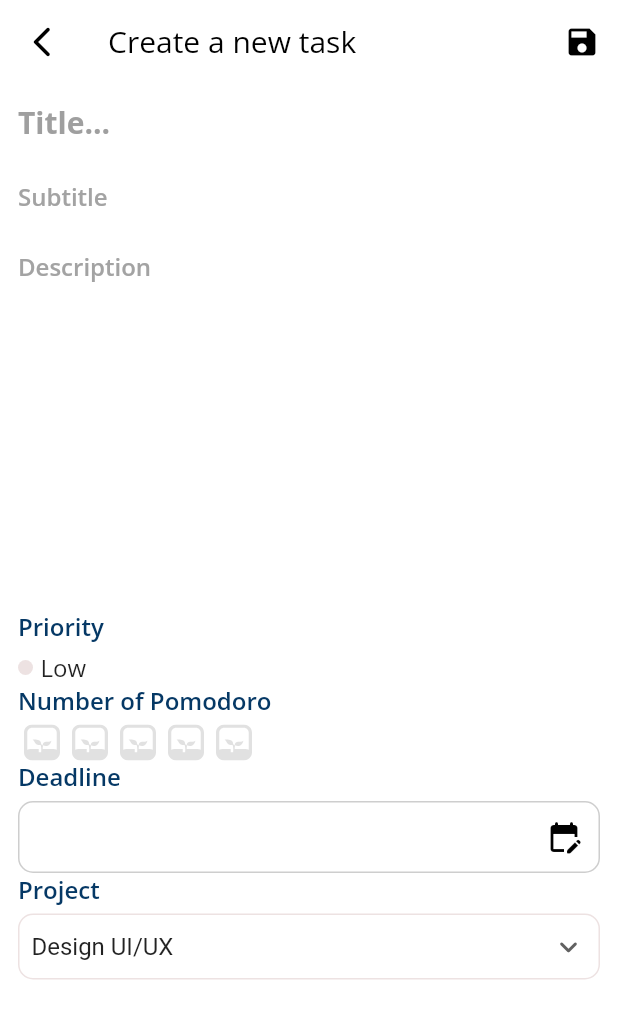
After one commit to VuNA2k2/To-Do-List, a Flutter app: the CreateTaskScreen screen opened by its route, on a phone screen of 412 x 824 dp. The commit adds this screen. Shown: the top 1019 px of the screen. Run offline on Flutter 3.47's test engine with Material 2 defaults, Android fonts, the phone set to English and light mode, and no system bars; drawn by our look-alikes of flutter_rating_bar; our stand-ins replace auto_route, bloc, dotted_border, flutter_bloc, flutter_expandable_fab, flutter_svg and 4 more; missing offline and left inert: responsive_notebook_background; accounts and stored records are empty.

Commit message:
[EDIT] create screen

```diff
--- a/lib/languages/locale/base.dart
+++ b/lib/languages/locale/base.dart
@@ -48,4 +48,18 @@ abstract class BaseLanguage {
   String get deadlineLabel;
 
   String get projectLabel;
+
+  String get createNewNoteTitle;
+
+  String get hintTextTitle;
+
+  String get hintTextSubtitle;
+
+  String get hintTextDescription;
+
+  String get createNewTaskTitle;
+
+  String get priorityLabel;
+
+  String get createNewProjectTitle;
 }
--- a/lib/languages/locale/en.dart
+++ b/lib/languages/locale/en.dart
@@ -109,5 +109,26 @@ class LanguageEn extends BaseLanguage {
   @override
   String get projectLabel => 'Project';
 
+  @override
+  String get createNewNoteTitle => 'Create a new note';
+
+  @override
+  String get hintTextTitle => 'Title...';
+
+  @override
+  String get hintTextSubtitle => 'Subtitle';
+
+  @override
+  String get hintTextDescription => 'Description';
+
+  @override
+  String get createNewTaskTitle => 'Create a new task';
+
+  @override
+  String get priorityLabel => 'Priority';
+
+  @override
+  String get createNewProjectTitle => 'Create a new project';
+
 
 }
--- a/lib/utils/color_utils.dart
+++ b/lib/utils/color_utils.dart
@@ -40,4 +40,8 @@ class ColorUtils {
   static const Color greyEA = Color(0xffEAEAEA);
 
   static const Color grey75 = Color(0xff757575);
+
+  static const Color grey9F = Color(0xff9F9F9F);
+
+  static const Color greyA3 = Color(0xffA3A3A3);
 }
--- a/lib/utils/icon_utils.dart
+++ b/lib/utils/icon_utils.dart
@@ -2,4 +2,6 @@ class IconUtils {
   static const String icPomodoroSmall = 'assets/icons/ic_pomodoro_small.svg';
 
   static String icForestLagre = 'assets/icons/ic_forest_large.svg';
+
+  static String icPomodoroSmallOff = 'assets/icons/ic_pomodoro_small_off.svg';
 }
--- a/lib/utils/text_style_utils.dart
+++ b/lib/utils/text_style_utils.dart
@@ -3,82 +3,124 @@ import 'package:todo_list/utils/color_utils.dart';
 import 'package:todo_list/utils/font_utils.dart';
 
 class TextStyleUtils {
-  static const TextStyle textStyleOpenSans = TextStyle(
-    fontFamily: FontUtils.openSans
-  );
-  static TextStyle textStyleOpenSansW300 = textStyleOpenSans.copyWith(fontWeight: FontWeight.w300);
+  static const TextStyle textStyleOpenSans =
+      TextStyle(fontFamily: FontUtils.openSans);
+  static TextStyle textStyleOpenSansW300 =
+      textStyleOpenSans.copyWith(fontWeight: FontWeight.w300);
 
-  static TextStyle textStyleOpenSansW400 = textStyleOpenSans.copyWith(fontWeight: FontWeight.w400);
+  static TextStyle textStyleOpenSansW400 =
+      textStyleOpenSans.copyWith(fontWeight: FontWeight.w400);
 
-  static TextStyle textStyleOpenSansW500 = textStyleOpenSans.copyWith(fontWeight: FontWeight.w500);
+  static TextStyle textStyleOpenSansW500 =
+      textStyleOpenSans.copyWith(fontWeight: FontWeight.w500);
 
-  static TextStyle textStyleOpenSansW600 = textStyleOpenSans.copyWith(fontWeight: FontWeight.w600);
+  static TextStyle textStyleOpenSansW600 =
+      textStyleOpenSans.copyWith(fontWeight: FontWeight.w600);
 
-  static TextStyle textStyleOpenSansW700 = textStyleOpenSans.copyWith(fontWeight: FontWeight.w700);
+  static TextStyle textStyleOpenSansW700 =
+      textStyleOpenSans.copyWith(fontWeight: FontWeight.w700);
 
-  static TextStyle textStyleOpenSansW800 = textStyleOpenSans.copyWith(fontWeight: FontWeight.w800);
+  static TextStyle textStyleOpenSansW800 =
+      textStyleOpenSans.copyWith(fontWeight: FontWeight.w800);
 
-  static TextStyle textStyleOpenSans12W300 = textStyleOpenSansW300.copyWith(fontSize: 12);
+  static TextStyle textStyleOpenSans12W300 =
+      textStyleOpenSansW300.copyWith(fontSize: 12);
 
-  static TextStyle textStyleOpenSans14W300 = textStyleOpenSansW300.copyWith(fontSize: 14);
+  static TextStyle textStyleOpenSans14W300 =
+      textStyleOpenSansW300.copyWith(fontSize: 14);
 
-  static TextStyle textStyleOpenSans16W300 = textStyleOpenSansW300.copyWith(fontSize: 16);
+  static TextStyle textStyleOpenSans16W300 =
+      textStyleOpenSansW300.copyWith(fontSize: 16);
 
-  static TextStyle textStyleOpenSans12W400 = textStyleOpenSansW400.copyWith(fontSize: 12);
+  static TextStyle textStyleOpenSans12W400 =
+      textStyleOpenSansW400.copyWith(fontSize: 12);
 
-  static TextStyle textStyleOpenSans13W400 = textStyleOpenSansW400.copyWith(fontSize: 13);
+  static TextStyle textStyleOpenSans13W400 =
+      textStyleOpenSansW400.copyWith(fontSize: 13);
 
-  static TextStyle textStyleOpenSans14W400 = textStyleOpenSansW400.copyWith(fontSize: 14);
+  static TextStyle textStyleOpenSans14W400 =
+      textStyleOpenSansW400.copyWith(fontSize: 14);
 
-  static TextStyle textStyleOpenSans16W400 = textStyleOpenSansW400.copyWith(fontSize: 16);
+  static TextStyle textStyleOpenSans16W400 =
+      textStyleOpenSansW400.copyWith(fontSize: 16);
 
-  static TextStyle textStyleOpenSans20W400 = textStyleOpenSansW400.copyWith(fontSize: 20);
+  static TextStyle textStyleOpenSans20W400 =
+      textStyleOpenSansW400.copyWith(fontSize: 20);
 
-  static TextStyle textStyleOpenSans22W400 = textStyleOpenSansW400.copyWith(fontSize: 22);
+  static TextStyle textStyleOpenSans22W400 =
+      textStyleOpenSansW400.copyWith(fontSize: 22);
 
-  static TextStyle textStyleOpenSans14W500 = textStyleOpenSansW500.copyWith(fontSize: 14);
+  static TextStyle textStyleOpenSans14W500 =
+      textStyleOpenSansW500.copyWith(fontSize: 14);
 
-  static TextStyle textStyleOpenSans15W500 = textStyleOpenSansW500.copyWith(fontSize: 15);
+  static TextStyle textStyleOpenSans15W500 =
+      textStyleOpenSansW500.copyWith(fontSize: 15);
 
-  static TextStyle textStyleOpenSans12W600 = textStyleOpenSansW600.copyWith(fontSize: 12);
+  static TextStyle textStyleOpenSans12W600 =
+      textStyleOpenSansW600.copyWith(fontSize: 12);
 
-  static TextStyle textStyleOpenSans16W600 = textStyleOpenSansW600.copyWith(fontSize: 16);
+  static TextStyle textStyleOpenSans16W600 =
+      textStyleOpenSansW600.copyWith(fontSize: 16);
 
-  static TextStyle textStyleOpenSans18W700 = textStyleOpenSansW700.copyWith(fontSize: 18);
+  static TextStyle textStyleOpenSans18W700 =
+      textStyleOpenSansW700.copyWith(fontSize: 18);
 
-  static TextStyle textStyleOpenSans24W700 = textStyleOpenSansW700.copyWith(fontSize: 24);
+  static TextStyle textStyleOpenSans24W700 =
+      textStyleOpenSansW700.copyWith(fontSize: 24);
 
-  static TextStyle textStyleOpenSans20W800 = textStyleOpenSansW800.copyWith(fontSize: 20);
+  static TextStyle textStyleOpenSans20W800 =
+      textStyleOpenSansW800.copyWith(fontSize: 20);
 
-  static TextStyle textStyleOpenSans24W800 = textStyleOpenSansW800.copyWith(fontSize: 24);
+  static TextStyle textStyleOpenSans24W800 =
+      textStyleOpenSansW800.copyWith(fontSize: 24);
 
-  static TextStyle textStyleOpenSans12W300Grey81 = textStyleOpenSans12W300.copyWith(color: ColorUtils.grey81);
+  static TextStyle textStyleOpenSans12W300Grey81 =
+      textStyleOpenSans12W300.copyWith(color: ColorUtils.grey81);
 
-  static TextStyle textStyleOpenSans16W300Grey9B = textStyleOpenSans16W300.copyWith(color: ColorUtils.grey9B);
+  static TextStyle textStyleOpenSans16W300Grey9B =
+      textStyleOpenSans16W300.copyWith(color: ColorUtils.grey9B);
 
-  static TextStyle textStyleOpenSans16W300Black = textStyleOpenSans16W300.copyWith(color: ColorUtils.black);
+  static TextStyle textStyleOpenSans16W300Black =
+      textStyleOpenSans16W300.copyWith(color: ColorUtils.black);
 
-  static TextStyle textStyleOpenSans16W300Primary = textStyleOpenSans16W300.copyWith(color: ColorUtils.primaryColor);
+  static TextStyle textStyleOpenSans16W300Primary =
+      textStyleOpenSans16W300.copyWith(color: ColorUtils.primaryColor);
 
-  static TextStyle textStyleOpenSans13W400Grey81 = textStyleOpenSans13W400.copyWith(color: ColorUtils.grey81);
+  static TextStyle textStyleOpenSans13W400Grey81 =
+      textStyleOpenSans13W400.copyWith(color: ColorUtils.grey81);
 
-  static TextStyle textStyleOpenSans14W400BlackO62 = textStyleOpenSans14W400.copyWith(color: ColorUtils.black.withOpacity(0.62));
+  static TextStyle textStyleOpenSans14W400BlackO62 = textStyleOpenSans14W400
+      .copyWith(color: ColorUtils.black.withOpacity(0.62));
 
-  static TextStyle textStyleOpenSans16W400BlackO62 = textStyleOpenSans16W400.copyWith(color: ColorUtils.black.withOpacity(0.62));
+  static TextStyle textStyleOpenSans16W400BlackO62 = textStyleOpenSans16W400
+      .copyWith(color: ColorUtils.black.withOpacity(0.62));
 
-  static TextStyle textStyleOpenSans20W400Black = textStyleOpenSans20W400.copyWith(color: ColorUtils.black);
+  static TextStyle textStyleOpenSans20W400Black =
+      textStyleOpenSans20W400.copyWith(color: ColorUtils.black);
 
-  static TextStyle textStyleOpenSans22W400Black = textStyleOpenSans22W400.copyWith(color: ColorUtils.black);
+  static TextStyle textStyleOpenSans22W400Black =
+      textStyleOpenSans22W400.copyWith(color: ColorUtils.black);
 
-  static TextStyle textStyleOpenSans16W600Blue05 = textStyleOpenSans16W600.copyWith(color: ColorUtils.blue05);
+  static TextStyle textStyleOpenSans16W600Blue05 =
+      textStyleOpenSans16W600.copyWith(color: ColorUtils.blue05);
 
-  static TextStyle textStyleOpenSans16W600White = textStyleOpenSans16W600.copyWith(color: ColorUtils.white);
+  static TextStyle textStyleOpenSans16W600White =
+      textStyleOpenSans16W600.copyWith(color: ColorUtils.white);
 
-  static TextStyle textStyleOpenSans24W700White = textStyleOpenSans24W700.copyWith(color: ColorUtils.white);
+  static TextStyle textStyleOpenSans20W700 =
+      textStyleOpenSansW700.copyWith(fontSize: 20);
 
-  static TextStyle textStyleOpenSans16W400Grey78 = textStyleOpenSans16W400.copyWith(color: ColorUtils.grey78);
+  static TextStyle textStyleOpenSans24W700White =
+      textStyleOpenSans24W700.copyWith(color: ColorUtils.white);
 
-  static TextStyle textStyleOpenSans14W300Grey75 = textStyleOpenSans14W300.copyWith(color: ColorUtils.grey75);
+  static TextStyle textStyleOpenSans16W400Grey78 =
+      textStyleOpenSans16W400.copyWith(color: ColorUtils.grey78);
 
+  static TextStyle textStyleOpenSans14W300Grey75 =
+      textStyleOpenSans14W300.copyWith(color: ColorUtils.grey75);
 
+  static TextStyle textStyleOpenSans20W700Grey9F =
+      textStyleOpenSans20W700.copyWith(color: ColorUtils.grey9F);
+
+  static var textStyleOpenSans16W600GreyA3 = textStyleOpenSans16W600.copyWith(color: ColorUtils.greyA3);
 }
--- a/lib/views/project/project_detail/project_detail_screen.dart
+++ b/lib/views/project/project_detail/project_detail_screen.dart
@@ -63,7 +63,7 @@ class ProjectDetailScreen extends StatelessWidget {
               // TODO: add task to project
             },
             icon: const Icon(
-              Icons.add,
+              Icons.save,
               color: ColorUtils.black,
             )),
       ],
--- /dev/null
+++ b/lib/views/task/create_task/create_task_screen.dart
@@ -0,0 +1,175 @@
+import 'package:auto_route/auto_route.dart';
+import 'package:flutter/material.dart';
+import 'package:flutter_rating_bar/flutter_rating_bar.dart';
+import 'package:flutter_svg/flutter_svg.dart';
+import 'package:todo_list/languages/language.dart';
+import 'package:todo_list/utils/color_utils.dart';
+import 'package:todo_list/utils/icon_utils.dart';
+import 'package:todo_list/utils/text_style_utils.dart';
+import 'package:todo_list/views/widgets/form_create_common.dart';
+import 'package:todo_list/views/widgets/text_field_common.dart';
+
+class CreateTaskScreen extends StatelessWidget {
+  const CreateTaskScreen({Key? key}) : super(key: key);
+
+  @override
+  Widget build(BuildContext context) {
+    return Scaffold(
+      appBar: _appBar(context),
+      body: _body(context),
+      backgroundColor: ColorUtils.bgColor,
+    );
+  }
+
+  PreferredSizeWidget _appBar(BuildContext context) {
+    return AppBar(
+      leading: InkWell(
+        onTap: () {
+          context.router.navigateBack();
+        },
+        child: const Icon(
+          Icons.arrow_back_ios_new_rounded,
+          color: ColorUtils.black,
+        ),
+      ),
+      title: Text(
+        L.current.createNewTaskTitle,
+        style: TextStyleUtils.textStyleOpenSans20W400Black,
+      ),
+      backgroundColor: ColorUtils.bgColor,
+      elevation: 0,
+      actions: [
+        IconButton(
+            onPressed: () {
+              // TODO: add task to project
+            },
+            icon: const Icon(
+              Icons.save,
+              color: ColorUtils.black,
+            )),
+      ],
+    );
+  }
+
+  Widget _body(BuildContext context) {
+    return GestureDetector(
+      child: SafeArea(
+        child: SingleChildScrollView(
+          child: Padding(
+            padding: const EdgeInsets.symmetric(horizontal: 12.0),
+            child: Column(
+              crossAxisAlignment: CrossAxisAlignment.start,
+              mainAxisAlignment: MainAxisAlignment.spaceBetween,
+              children: [
+                FormCreateCommon(),
+                Padding(
+                  padding: const EdgeInsets.symmetric(vertical: 8.0),
+                  child: Column(
+                    crossAxisAlignment: CrossAxisAlignment.start,
+                    children: [
+                      _fieldTaskCommon(
+                        L.current.priorityLabel,
+                        Row(
+                          children: [
+                            ClipRRect(
+                              borderRadius: BorderRadius.circular(10),
+                              child: Container(
+                                width: 10,
+                                height: 10,
+                                color: ColorUtils.greyED,
+                              ),
+                            ),
+                            const SizedBox(
+                              width: 5,
+                            ),
+                            Text(
+                              'Low',
+                              style: TextStyleUtils.textStyleOpenSans16W400,
+                            )
+                          ],
+                        ),
+                      ),
+                      _fieldTaskCommon(
+                        L.current.numberOfPomodoroLabel,
+                        RatingBar(
+                          initialRating: 0,
+                          direction: Axis.horizontal,
+                          itemCount: 5,
+                          ratingWidget: RatingWidget(
+                            full: SvgPicture.asset(IconUtils.icPomodoroSmall),
+                            empty: SvgPicture.asset(IconUtils.icPomodoroSmallOff),
+                            half: SvgPicture.asset(IconUtils.icPomodoroSmallOff),
+                          ),
+                          itemPadding: const EdgeInsets.symmetric(horizontal: 4.0),
+                          itemSize: 24,
+                          onRatingUpdate: (rating) {
+                            print(rating);
+                          },
+                          glow: false,
+                        ),
+                      ),
+                      _fieldTaskCommon(
+                        L.current.deadlineLabel,
+                        TextFieldCommon(
+                          contentPadding: const EdgeInsets.symmetric(horizontal: 8),
+                          suffixIcon: const Icon(Icons.edit_calendar_rounded, color: ColorUtils.black,),
+                          readOnly: true,
+                          onTap: () {
+
+                          },
+                        ),
+                      ),
+                      _fieldTaskCommon(
+                        L.current.projectLabel,
+                        Container(
+                          decoration: BoxDecoration(
+                            border: Border.all(color: ColorUtils.greyED),
+                            borderRadius: BorderRadius.circular(10),
+                          ),
+                          padding: EdgeInsets.all(8),
+
+                          width: double.infinity,
+                          height: 44,
+                          child: DropdownButton(
+                            value: 'Design UI/UX',
+                            items: [
+                              DropdownMenuItem(
+                                child: Text('Design UI/UX'),
+                                value: 'Design UI/UX',
+                              ),
+                            ],
+                            onChanged: (value) {},
+                            icon: Icon(Icons.expand_more_rounded),
+                            borderRadius: BorderRadius.circular(5),
+                            underline: const SizedBox(),
+                            isExpanded: true,
+                          ),
+                        ),
+                      ),
+                    ],
+                  ),
+                ),
+              ],
+            ),
+          ),
+        ),
+      ),
+    );
+  }
+
+  Widget _fieldTaskCommon(String label, Widget content) {
+    return Column(
+      crossAxisAlignment: CrossAxisAlignment.start,
+      children: [
+        Text(
+          label,
+          style: TextStyleUtils.textStyleOpenSans16W600Blue05,
+        ),
+        const SizedBox(
+          height: 5,
+        ),
+        content,
+      ],
+    );
+  }
+}
--- a/lib/views/task/task_detail/task_detail_screen.dart
+++ b/lib/views/task/task_detail/task_detail_screen.dart
@@ -163,7 +163,7 @@ class TaskDetailScreen extends StatelessWidget {
 
   Widget _priority(BuildContext context) {
     return _contentItem(
-      L.current.deadlineLabel,
+      L.current.priorityLabel,
       Row(
         children: [
           ClipRRect(
--- /dev/null
+++ b/lib/views/widgets/form_create_common.dart
@@ -0,0 +1,45 @@
+import 'package:flutter/material.dart';
+import 'package:todo_list/languages/language.dart';
+import 'package:todo_list/utils/text_style_utils.dart';
+
+class FormCreateCommon extends StatelessWidget {
+  const FormCreateCommon({Key? key}) : super(key: key);
+
+  @override
+  Widget build(BuildContext context) {
+    return Column(
+      crossAxisAlignment: CrossAxisAlignment.start,
+      mainAxisSize: MainAxisSize.min,
+      children: [
+        Flexible(child: TextField(
+          decoration: InputDecoration(
+            hintText: L.current.hintTextTitle,
+            hintStyle: TextStyleUtils.textStyleOpenSans20W700Grey9F,
+            border: InputBorder.none,
+          ),
+          style: TextStyleUtils.textStyleOpenSans20W700,
+          maxLines: 1,
+        ),),
+        Flexible(child: TextField(
+          decoration: InputDecoration(
+              hintText: L.current.hintTextSubtitle,
+            hintStyle: TextStyleUtils.textStyleOpenSans16W600GreyA3,
+            border: InputBorder.none,
+          ),
+          maxLines: 1,
+          style: TextStyleUtils.textStyleOpenSans16W600,
+        ),),
+        Flexible(child: TextField(
+          decoration: InputDecoration(
+              hintText: L.current.hintTextDescription,
+            hintStyle: TextStyleUtils.textStyleOpenSans16W600GreyA3,
+            border: InputBorder.none,
+          ),
+          textInputAction: TextInputAction.newline,
+          style: TextStyleUtils.textStyleOpenSans16W600,
+          maxLines: 10,
+        ),),
+      ],
+    );
+  }
+}
--- a/lib/views/widgets/text_field_common.dart
+++ b/lib/views/widgets/text_field_common.dart
@@ -23,6 +23,8 @@ class TextFieldCommon extends TextField {
     InputBorder? enabledBorder,
     InputBorder? disabledBorder,
     Color? fillColor,
+    super.readOnly,
+    super.onTap,
   }) : super(
           decoration: InputDecoration(
             border: border ?? OutlineInputBorder(borderRadius: BorderRadius.circular(10), borderSide: const BorderSide(color: ColorUtils.greyCE)),
--- a/pubspec.yaml
+++ b/pubspec.yaml
@@ -44,6 +44,7 @@ dependencies:
   dotted_border: ^2.0.0+3
   flutter_expandable_fab: ^1.7.1
   font_awesome_flutter: ^10.4.0
+  flutter_rating_bar: ^4.0.1
 
 
 
```
Also changed, not shown: lib/languages/locale/vi.dart (+21 -0 lines), lib/route/route.dart (+12 -0 lines), lib/views/home/home_screen.dart (+9 -3 lines), lib/views/note/create_note/create_note_screen.dart (added, +65 -0 lines), lib/views/project/create_project/create_project_screen.dart (added, +127 -0 lines), assets/icons/ic_pomodoro_small_off.svg (added), lib/route/route.gr.dart, pubspec.lock.
